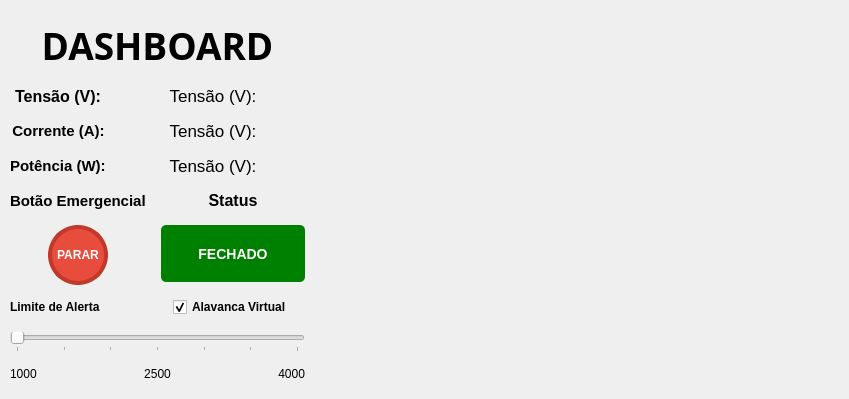
bezerrasz/Almondega, file ui/dashboard.ui: the form before one commit.
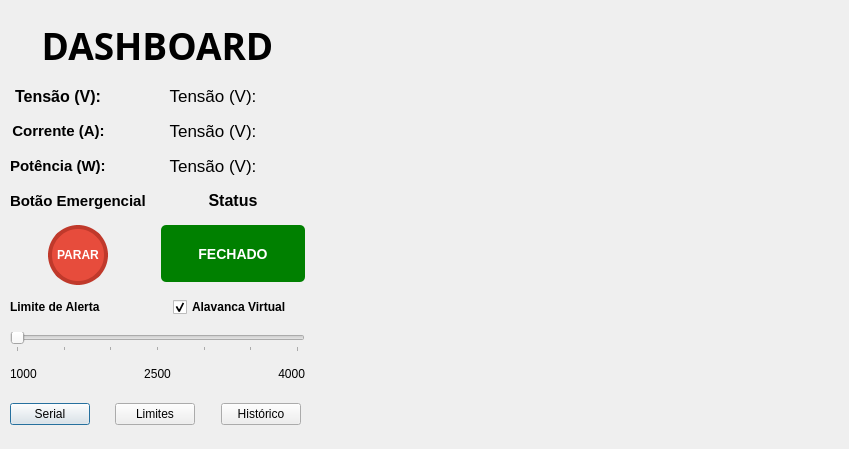
The form after the commit.

Commit message: Feat: criação de segunda tela (tela de limites)

What changed in the file:
```diff
--- a/ui/dashboard.ui
+++ b/ui/dashboard.ui
@@ -7,7 +7,7 @@
     <x>0</x>
     <y>0</y>
     <width>849</width>
-    <height>399</height>
+    <height>449</height>
    </rect>
   </property>
   <property name="windowTitle">
@@ -336,7 +336,7 @@
      <x>320</x>
      <y>20</y>
      <width>511</width>
-     <height>361</height>
+     <height>411</height>
     </rect>
    </property>
    <property name="sizePolicy">
@@ -346,6 +346,39 @@
     </sizepolicy>
    </property>
   </widget>
+  <widget class="QWidget" name="">
+   <property name="geometry">
+    <rect>
+     <x>10</x>
+     <y>400</y>
+     <width>291</width>
+     <height>28</height>
+    </rect>
+   </property>
+   <layout class="QHBoxLayout" name="horizontalLayout_2">
+    <item alignment="Qt::AlignmentFlag::AlignLeft">
+     <widget class="QPushButton" name="btn_tela_serial">
+      <property name="text">
+       <string>Serial</string>
+      </property>
+     </widget>
+    </item>
+    <item alignment="Qt::AlignmentFlag::AlignHCenter">
+     <widget class="QPushButton" name="btn_config_limites">
+      <property name="text">
+       <string>Limites</string>
+      </property>
+     </widget>
+    </item>
+    <item alignment="Qt::AlignmentFlag::AlignRight">
+     <widget class="QPushButton" name="btn_tela_historico">
+      <property name="text">
+       <string>Histórico</string>
+      </property>
+     </widget>
+    </item>
+   </layout>
+  </widget>
  </widget>
  <resources/>
  <connections/>
```
The commit also changes 5 other files.
